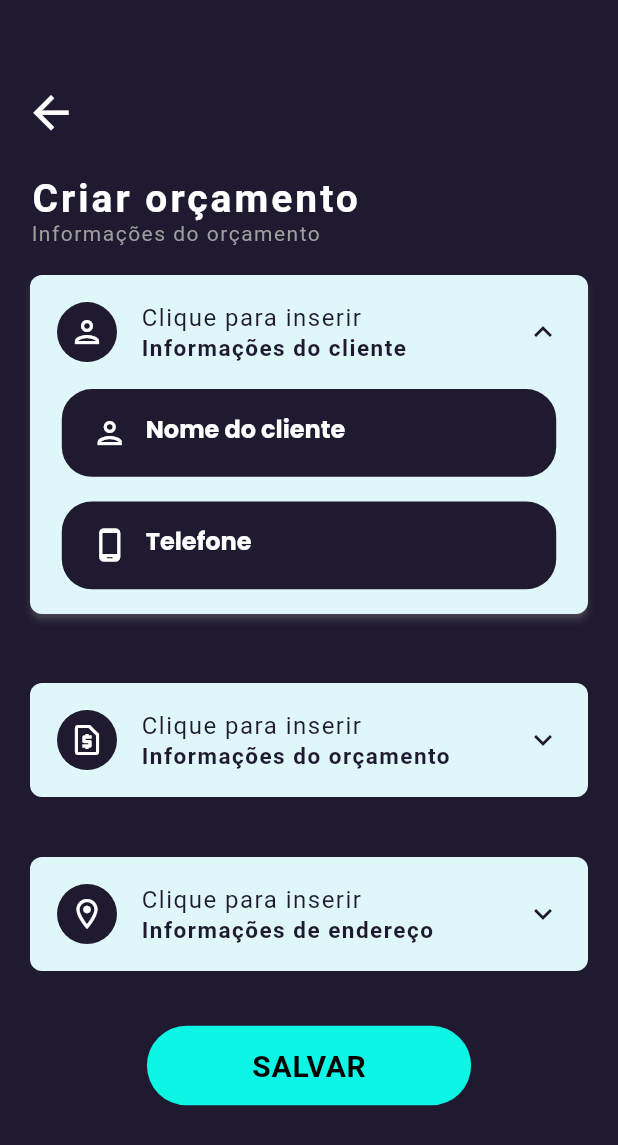
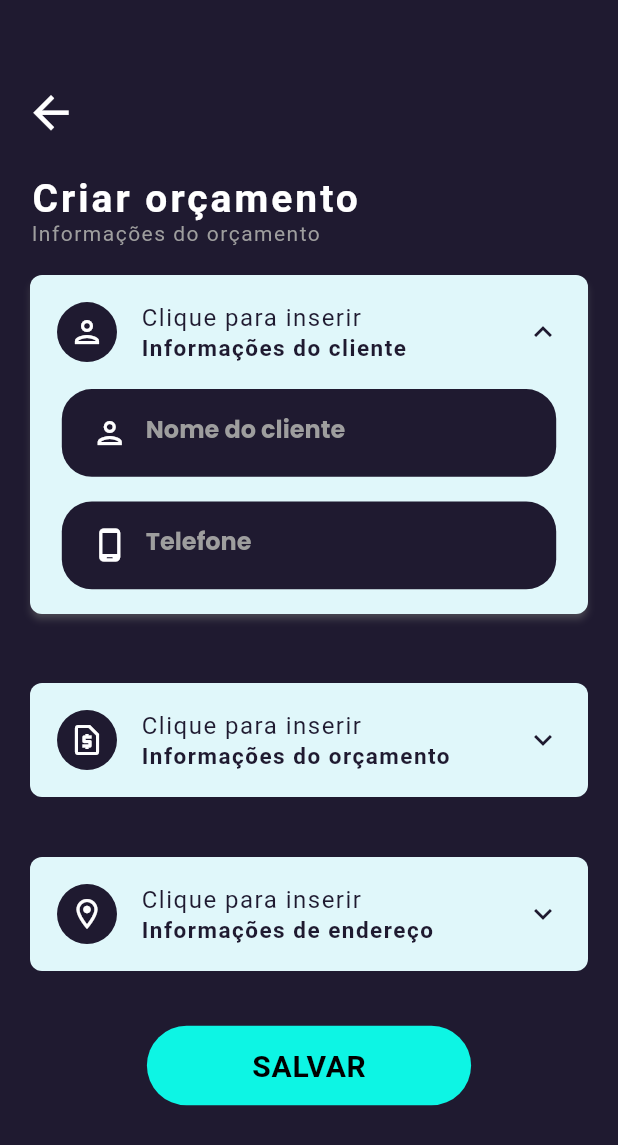
Before and after one commit to brdacon1/budget_flutter, a Flutter app: the GeradorOrcamento screen opened directly with empty values, on a phone screen of 412 x 824 dp. Shown: the top 1145 px of the screen. Run offline on Flutter 3.47's test engine with Material 2 defaults, Android fonts, the phone set to English and light mode, and no system bars; drawn by our look-alikes of expansion_tile_card; our stand-ins replace adaptive_theme, awesome_dialog, badges, cloud_firestore, dotted_border, extended_masked_text and 17 more; missing offline and left inert: cloud_firestore_web, contact_picker_web, dart:ffi, firebase_auth_web, firebase_core_web, flutter_inapp_purchase and 3 more; accounts and stored records are empty; network calls fail; Roboto replaces fonts that are missing (Heebo); project files that could hold a hidden picture were left out.

Commit message:
Melhoria nas labels

```diff
--- a/lib/Pages/GeradorOrcamento.dart
+++ b/lib/Pages/GeradorOrcamento.dart
@@ -613,9 +613,7 @@ class _GeradorOrcamento extends State<GeradorOrcamento> {
                                           border:InputBorder.none,
                                           prefixIcon: Icon(Icons.person_outlined,color: selected == Gender.fullname ? enabledtxt : deaible),
                                           hintText: 'Nome do cliente',
-                                          hintStyle: TextStyle(
-                                            color:  selected == Gender.fullname ? enabledtxt : deaible,
-                                          ),
+                                          hintStyle: const TextStyle(color: Colors.grey),
                                         ),
                                         style:  TextStyle(color:  selected == Gender.fullname ? enabledtxt : deaible, fontWeight:FontWeight.bold),
                                       ),
@@ -650,9 +648,7 @@ class _GeradorOrcamento extends State<GeradorOrcamento> {
                                           border:InputBorder.none,
                                           prefixIcon: Icon(Icons.phone_android_outlined, color: selected == Gender.phone ? enabledtxt : deaible),
                                           hintText: 'Telefone',
-                                          hintStyle: TextStyle(
-                                            color:  selected == Gender.phone ? enabledtxt : deaible,
-                                          ),
+                                          hintStyle: const TextStyle(color: Colors.grey),
                                         ),
                                         style:  TextStyle(color:  selected == Gender.phone ? enabledtxt : deaible, fontWeight:FontWeight.bold),
                                       ),
@@ -754,9 +750,7 @@ class _GeradorOrcamento extends State<GeradorOrcamento> {
                                           prefixIcon: Icon(Icons.domain_verification_outlined, color: selected == Gender.status ? enabledtxt : deaible),
                                           suffixIcon: Icon(Icons.keyboard_arrow_down_outlined,color: selected == Gender.status ? enabledtxt : deaible,),
                                           hintText: 'Status do orçamentos',
-                                          hintStyle: TextStyle(
-                                            color:  selected == Gender.status ? enabledtxt : deaible,
-                                          ),
+                                          hintStyle: const TextStyle(color: Colors.grey),
                                         ),
                                         style:  TextStyle(color:  selected == Gender.status ? enabledtxt : deaible, fontWeight:FontWeight.bold),
                                       ),
@@ -790,9 +784,7 @@ class _GeradorOrcamento extends State<GeradorOrcamento> {
                                               enabled: false,
                                               prefixIcon: Icon(Icons.calendar_month_outlined, color: selected == Gender.data ? enabledtxt : deaible,),
                                               hintText: 'Data do orçamento',
-                                              hintStyle: TextStyle(
-                                                color:  selected == Gender.data ? enabledtxt : deaible,
-                                              ),
+                                              hintStyle: const TextStyle(color: Colors.grey),
                                             ),
                                             style:  TextStyle(color:  selected == Gender.data ? enabledtxt : deaible,fontWeight:FontWeight.bold),
                                           ),
@@ -826,9 +818,7 @@ class _GeradorOrcamento extends State<GeradorOrcamento> {
                                               border:InputBorder.none,
                                               prefixIcon: Icon(Icons.confirmation_number_outlined, color: selected == Gender.id ? enabledtxt : deaible),
                                               hintText: 'Número do orçamento',
-                                              hintStyle: TextStyle(
-                                                color:  selected == Gender.id ? enabledtxt : deaible,
-                                              ),
+                                              hintStyle: const TextStyle(color: Colors.grey),
                                             ),
                                             style:  TextStyle(color:  selected == Gender.id ? enabledtxt : deaible, fontWeight:FontWeight.bold),
                                           ),
@@ -908,9 +898,7 @@ class _GeradorOrcamento extends State<GeradorOrcamento> {
                                           border:InputBorder.none,
                                           prefixIcon: Icon(Icons.add_location_outlined, color: selected == Gender.cep ? enabledtxt : deaible),
                                           hintText: 'CEP',
-                                          hintStyle: TextStyle(
-                                            color:  selected == Gender.cep ? enabledtxt : deaible,
-                                          ),
+                                          hintStyle: const TextStyle(color: Colors.grey),
                                         ),
                                         style:  TextStyle(color:  selected == Gender.cep ? enabledtxt : deaible, fontWeight:FontWeight.bold),
                                       ),
@@ -943,9 +931,7 @@ class _GeradorOrcamento extends State<GeradorOrcamento> {
                                           border:InputBorder.none,
                                           prefixIcon: Icon(Icons.location_on_outlined, color: selected == Gender.rua ? enabledtxt : deaible),
                                           hintText: 'Rua',
-                                          hintStyle: TextStyle(
-                                            color:  selected == Gender.rua ? enabledtxt : deaible,
-                                          ),
+                                          hintStyle: const TextStyle(color: Colors.grey),
                                         ),
                                         style:  TextStyle(color:  selected == Gender.rua ? enabledtxt : deaible, fontWeight:FontWeight.bold),
                                       ),
@@ -978,9 +964,7 @@ class _GeradorOrcamento extends State<GeradorOrcamento> {
                                           border:InputBorder.none,
                                           prefixIcon: Icon(Icons.location_city_outlined, color: selected == Gender.city ? enabledtxt : deaible),
                                           hintText: 'Cidade',
-                                          hintStyle: TextStyle(
-                                            color:  selected == Gender.city ? enabledtxt : deaible,
-                                          ),
+                                          hintStyle: const TextStyle(color: Colors.grey),
                                         ),
                                         style:  TextStyle(color:  selected == Gender.city ? enabledtxt : deaible, fontWeight:FontWeight.bold),
                                       ),
@@ -1013,9 +997,7 @@ class _GeradorOrcamento extends State<GeradorOrcamento> {
                                           border:InputBorder.none,
                                           prefixIcon: Icon(Icons.location_searching, color: selected == Gender.bairro ? enabledtxt : deaible),
                                           hintText: 'Bairro',
-                                          hintStyle: TextStyle(
-                                            color:  selected == Gender.bairro ? enabledtxt : deaible,
-                                          ),
+                                          hintStyle: const TextStyle(color: Colors.grey),
                                         ),
                                         style:  TextStyle(color:  selected == Gender.bairro ? enabledtxt : deaible, fontWeight:FontWeight.bold),
                                       ),
--- a/lib/Pages/ListaItensOrcamento.dart
+++ b/lib/Pages/ListaItensOrcamento.dart
@@ -623,7 +623,6 @@ class _ListaItensOrcamento extends State<ListaItensOrcamento> {
           FloatingActionButton(
             heroTag: "adicionar",
             onPressed: () async {
-
               if(await db.getNumberItems() > 0){
                 await displayAlert.listNotification(context).then((value) => {
                   if(value == "Criar novo item"){
@@ -660,7 +659,7 @@ class _ListaItensOrcamento extends State<ListaItensOrcamento> {
                             Orcamento.fromListItem = false;
                             getListItens();
                      }));
-              }
+                }
             },
             backgroundColor: buttonColor,
             child: const Icon(Icons.add, color: Colors.black,),
@@ -677,7 +676,6 @@ class _ListaItensOrcamento extends State<ListaItensOrcamento> {
             crossAxisAlignment: CrossAxisAlignment.start, // Alinhar à esquerda
             mainAxisAlignment: MainAxisAlignment.spaceBetween,
             children: [
-
               Padding(padding: const EdgeInsets.only(left: 10),
                 child: Text(
                   "Total Serviços: ${moneyConvert.convertFromDouble(totalServices!)}",
--- a/lib/Pages/pg_TabOrcamento.dart
+++ b/lib/Pages/pg_TabOrcamento.dart
@@ -37,7 +37,7 @@ class _pg_TabOrcamentoState extends State<pg_TabOrcamento> {
                   dialogBackgroundColor: Colors.cyan[50],
                   animType: AnimType.leftSlide,
                   headerAnimationLoop: false,
-                  dialogType: DialogType.error,
+                  dialogType: DialogType.warning,
                   showCloseIcon: false,
                  titleTextStyle: const TextStyle(
                    color: Colors.black, // Defina a cor do título
@@ -50,8 +50,8 @@ class _pg_TabOrcamentoState extends State<pg_TabOrcamento> {
                    fontSize: 18, // Defina o tamanho da fonte da descrição
                    // Adicione outros atributos do TextStyle conforme necessário
                  ),
-                  title: 'Erro!',
-                  desc: 'Finalize o cadastro do cliente para acessar as demais etapas do orçamento!',
+                  title: 'Ops!',
+                  desc: 'Você ainda precisa cadastrar o cliente colocando pelo menos o nome!',
                   btnOkOnPress: () async {},
                   btnOkIcon: Icons.check_circle,).show();
             }
```
Also changed, not shown: lib/Pages/pg_createPayment.dart (+2 -6 lines), lib/Pages/pg_generateRecived.dart (+2 -6 lines).
